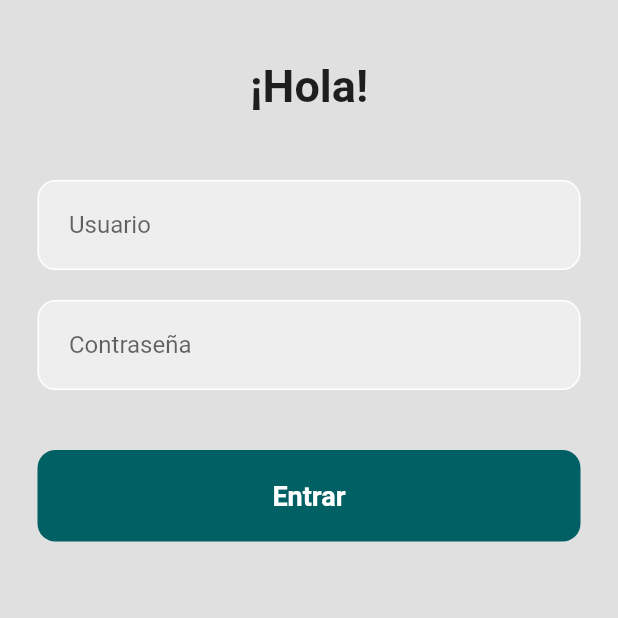
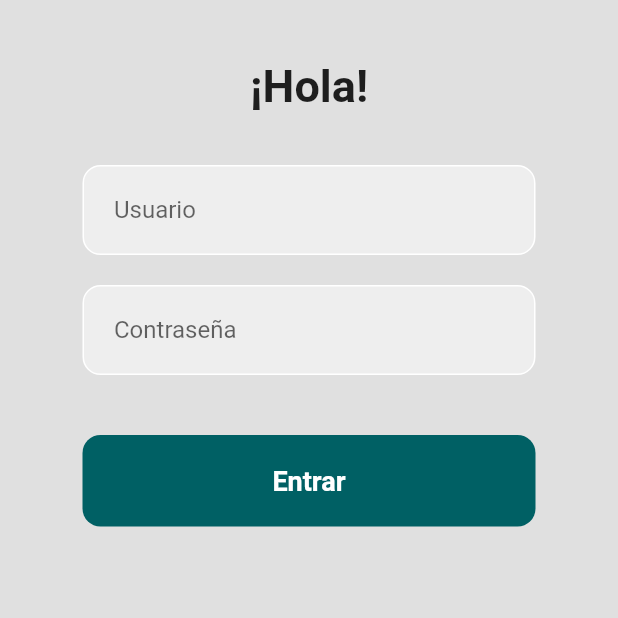
Before and after one commit to nahuel311/flutter_app, a Flutter app: the screen it shows after launch, after a tap on "Entrar", on a phone screen of 412 x 824 dp, the top half of it. Run offline on Flutter 3.47's test engine with Material 2 defaults, Android fonts, the phone set to English and light mode, and no system bars; our stand-ins replace firebase_auth, firebase_core; accounts and stored records are empty; network calls fail.

Commit message:
Commit inicial

```diff
--- a/lib/form/form_login.dart
+++ b/lib/form/form_login.dart
@@ -17,7 +17,7 @@ class _FormLoginState extends State<FormLogin> {
 
   Future signIn() async {
     await FirebaseAuth.instance.signInWithEmailAndPassword(
-      email: _userController.text.trim(),
+      email: "${_userController.text.trim()}@mail.com",
       password: _passController.text.trim()
     );
   }
@@ -36,10 +36,10 @@ class _FormLoginState extends State<FormLogin> {
       child: Container(
         alignment: Alignment.topCenter,
         child: SingleChildScrollView(
+          padding: const EdgeInsets.fromLTRB(30, 40, 30, 0),
           scrollDirection: Axis.vertical,
           child: Column(
             children: [
-              const SizedBox(height: 40),
 
               // Titulo
               const Text(
@@ -50,7 +50,7 @@ class _FormLoginState extends State<FormLogin> {
                     fontSize: 30,
                     fontWeight: FontWeight.bold),
                 ),
-              const SizedBox(height: 45),
+              const SizedBox(height: 35),
 
               // Usuario
               Padding(
@@ -70,7 +70,7 @@ class _FormLoginState extends State<FormLogin> {
                         hintText: 'Usuario',
                       ),
                     ),
-                    ),
+                  ),
                 ),
               ),
               const SizedBox(height: 20),
--- a/lib/form/widgets_drawer.dart
+++ b/lib/form/widgets_drawer.dart
@@ -12,6 +12,7 @@ class MyDrawer extends StatelessWidget {
       child: ListView(
         children: [
           const DrawerHeader(
+
             child: Center(
               child: Text(
                 'Distribuidora',
```
Also changed, not shown: lib/form/form_testing.dart (added, +10 -0 lines), lib/form/form_ajustes.dart (line endings or trailing spaces).
